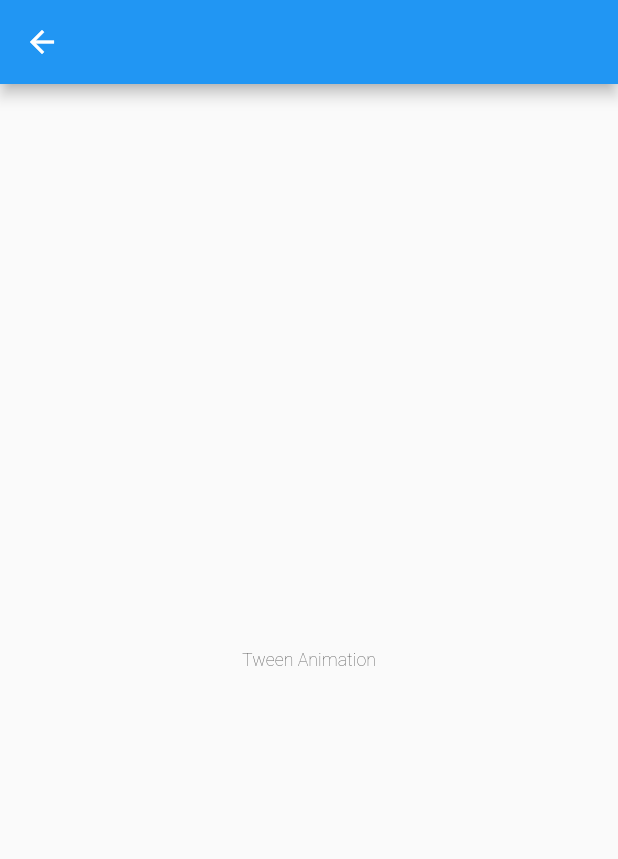
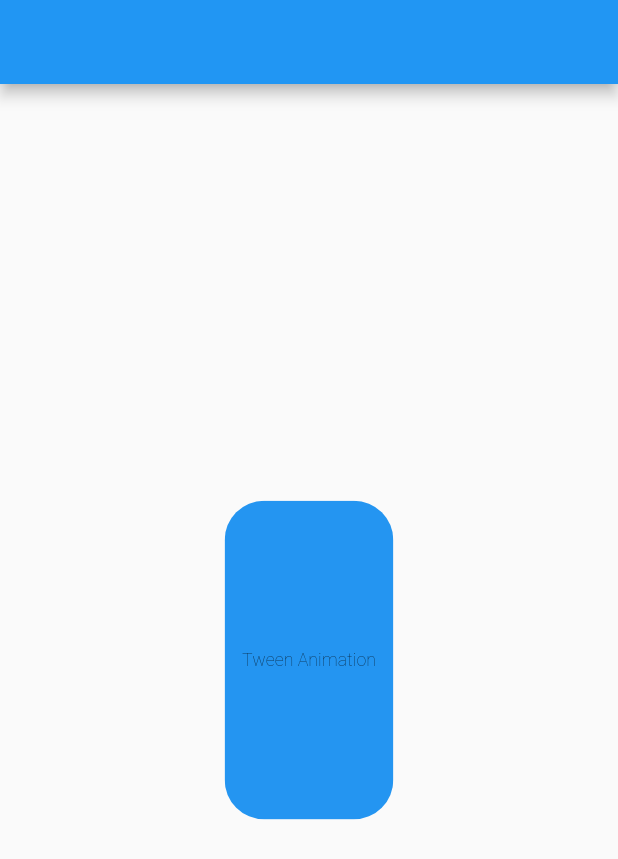
Before and after one commit to Nithya-M-Janardhanan/dynamic-linking-using-firebase, a Flutter app: the ColorTweenEx screen opened directly, on a phone screen of 412 x 824 dp. Shown: the top 859 px of the screen. Run offline on Flutter 3.47's test engine with Material 2 defaults, Android fonts, the phone set to English and light mode, and no system bars; our stand-ins replace cached_network_image, firebase_core, firebase_dynamic_links, fluttertoast, package_info_plus, pedometer and 3 more; accounts and stored records are empty.

Commit message:
animation example

```diff
--- a/lib/animation/color_tween.dart
+++ b/lib/animation/color_tween.dart
@@ -42,7 +42,7 @@ class _ColorTweenExState extends State<ColorTweenEx>with TickerProviderStateMixi
       }
     });
 
-    sizeAnimation = SizeTween(begin: Size(100,200),end: Size(200,400)).animate(controller)..addListener(() { })..addStatusListener((status) {
+    sizeAnimation = SizeTween(begin: Size(100,200),end: Size(200,300)).animate(controller)..addListener(() { })..addStatusListener((status) {
       if(status == AnimationStatus.completed){
         controller.reverse();
 
@@ -70,7 +70,10 @@ class _ColorTweenExState extends State<ColorTweenEx>with TickerProviderStateMixi
           animation: controller,
           builder: (BuildContext context, Widget? child) {
             return
-              /*ClipRRect(
+              Stack(
+                children: [
+                  Center(
+                    child: ClipRRect(
                     borderRadius: borderRadiusAnimation.value,
                     child: Container(
                     height: sizeAnimation.value?.height,
@@ -78,8 +81,12 @@ class _ColorTweenExState extends State<ColorTweenEx>with TickerProviderStateMixi
                       decoration: BoxDecoration(
                           color: colorAnimation.value,
                       ),
-          ),);*/
-            Center(child: Text('Tween Animation',style: textStyleAnimation.value));
+          ),),
+                  ),
+                  Center(child: Text('Tween Animation',style: textStyleAnimation.value))
+                ],
+              );
+
             },
         ),
       ),
--- a/lib/main.dart
+++ b/lib/main.dart
@@ -43,7 +43,7 @@ class MyApp extends StatelessWidget {
           // is not restarted.
           primarySwatch: Colors.blue,
         ),
-        home: StepCountSample(),
+        home: ColorTweenEx(),
         debugShowCheckedModeBanner: false,
       ),
     );
```
Lines whose indentation alone changed are shown as unchanged.
